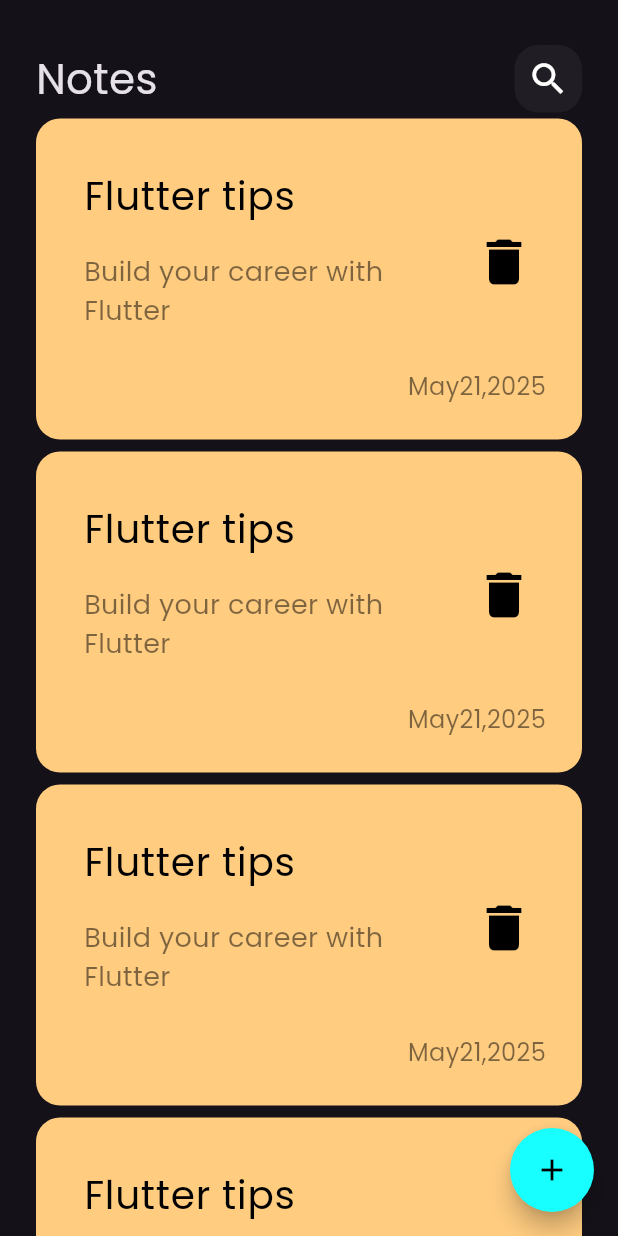
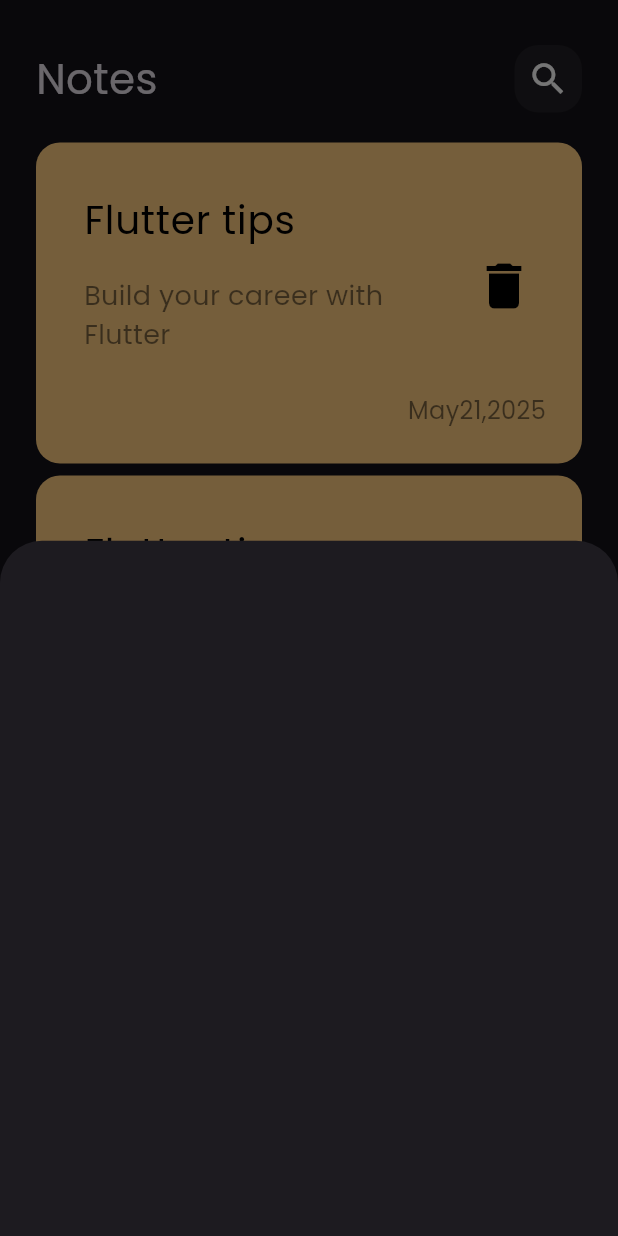
Before and after one commit to louaysalh/notes_app, a Flutter app: the screen it shows after launch, after a tap on the "add" icon, on a phone screen of 412 x 824 dp. Run offline on Flutter 3.47's test engine with Material 3 defaults, Android fonts, the phone set to English and light mode, and no system bars.

Commit message:
show modal bottom sheet

```diff
--- a/lib/views/notes_view.dart
+++ b/lib/views/notes_view.dart
@@ -1,4 +1,5 @@
 import 'package:flutter/material.dart';
+import 'package:notes_app/widgets/add_note_bottom_sheet.dart';
 import 'package:notes_app/widgets/notes_view_body.dart';
 
 class NotesView extends StatelessWidget {
@@ -8,7 +9,14 @@ class NotesView extends StatelessWidget {
   Widget build(BuildContext context) {
     return Scaffold(
       floatingActionButton: FloatingActionButton(
-        onPressed: () {},
+        onPressed: () {
+          showModalBottomSheet(
+            context: context,
+            builder: (context) {
+              return AddNoteBottomSheet(); //when return prefer to be a custom widget because no build method
+            },
+          );
+        },
         backgroundColor: Colors.cyanAccent,
         shape: CircleBorder(),
         child: Icon(Icons.add, color: Colors.black),
--- /dev/null
+++ b/lib/widgets/add_note_bottom_sheet.dart
@@ -0,0 +1,10 @@
+import 'package:flutter/material.dart';
+
+class AddNoteBottomSheet extends StatelessWidget {
+  const AddNoteBottomSheet({super.key});
+
+  @override
+  Widget build(BuildContext context) {
+    return Container();
+  }
+}
--- a/lib/widgets/notes_list_view.dart
+++ b/lib/widgets/notes_list_view.dart
@@ -6,14 +6,18 @@ class NotesListView extends StatelessWidget {
 
   @override
   Widget build(BuildContext context) {
-    return ListView.builder(
+    return Padding(
+      padding: const EdgeInsets.symmetric(vertical: 16),
+      child: ListView.builder(
         // expanded unbounded height
+        padding: EdgeInsets.zero,
         itemBuilder: (context, index) {
           return Padding(
             padding: const EdgeInsets.symmetric(vertical: 4),
             child: const NoteItem(),
           );
         },
+      ),
     );
   }
 }
```
Lines whose indentation alone changed are shown as unchanged.
